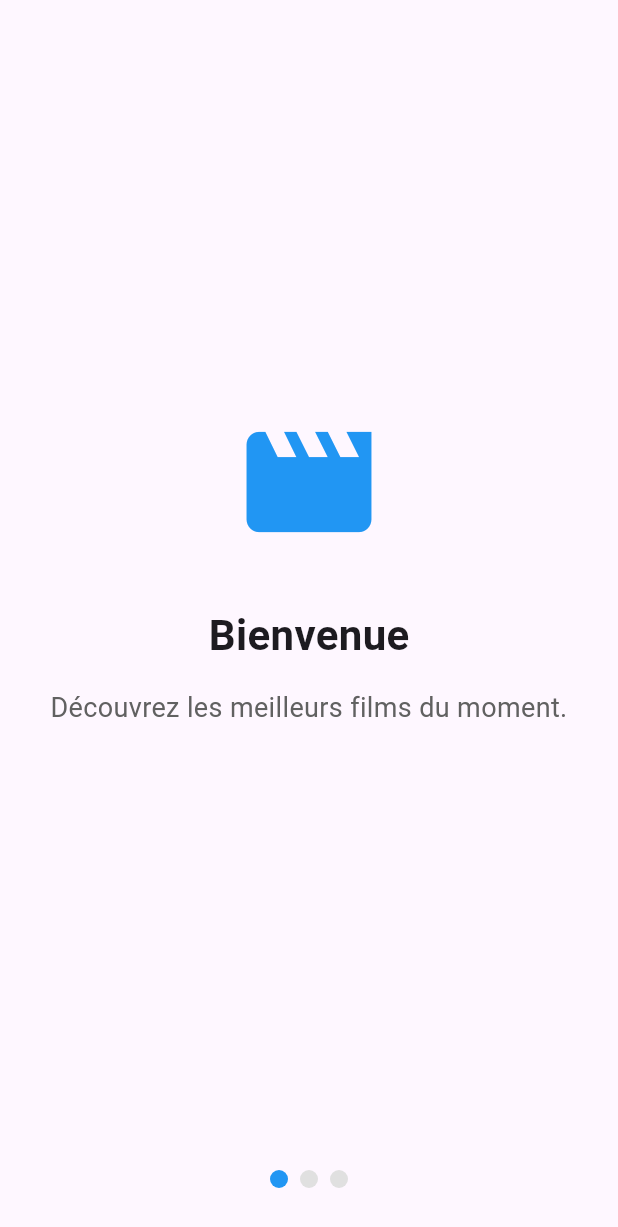
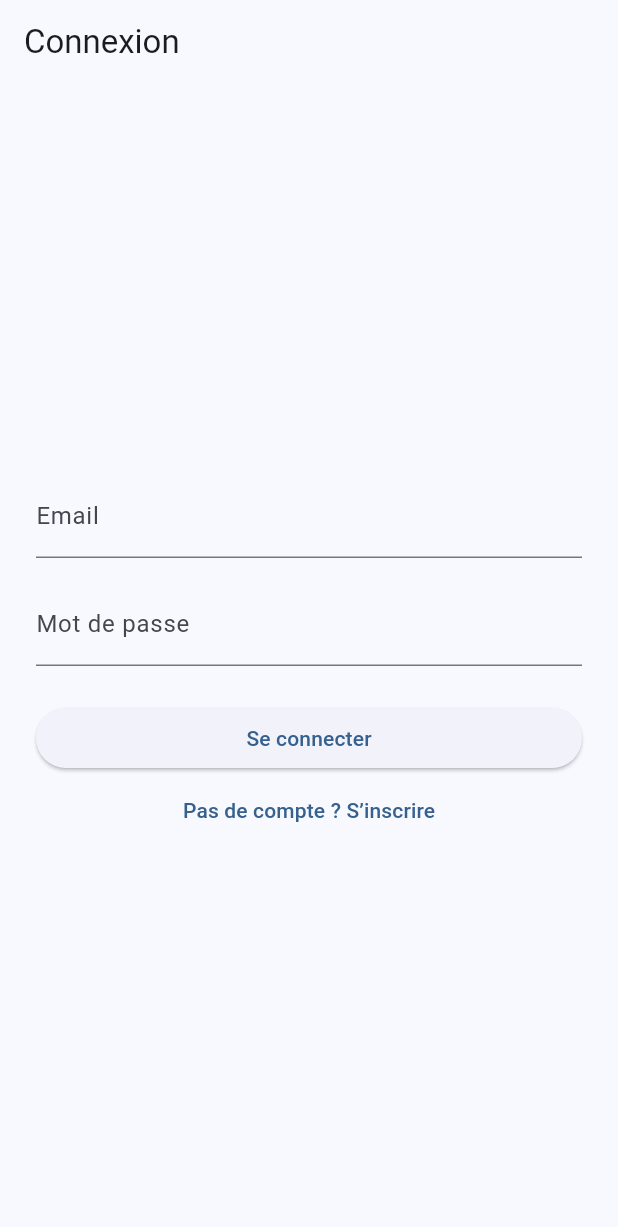
Before and after one commit to Dragapsy/movie_app, a Flutter app: the screen it shows after launch, on a phone screen of 412 x 824 dp. Shown: the top 1227 px of the screen. Run offline on Flutter 3.47's test engine with Material 3 defaults, Android fonts, the phone set to English and light mode, and no system bars; drawn by our look-alikes of smooth_page_indicator; our stand-ins replace firebase_auth, firebase_core, shared_preferences; accounts and stored records are empty; generated files the repository leaves out were written again.

Commit message:
Initialisation app, modèles, onboarding, services et écran d’auth

```diff
--- /dev/null
+++ b/lib/screens/auth_screen.dart
@@ -0,0 +1,116 @@
+import 'package:flutter/material.dart';
+import '../services/auth_service.dart';
+import 'package:firebase_auth/firebase_auth.dart';
+
+class AuthScreen extends StatefulWidget {
+  const AuthScreen({Key? key}) : super(key: key);
+
+  @override
+  State<AuthScreen> createState() => _AuthScreenState();
+}
+
+class _AuthScreenState extends State<AuthScreen> {
+  final TextEditingController _emailController = TextEditingController();
+  final TextEditingController _passwordController = TextEditingController();
+  bool _isLogin = true;
+  bool _isLoading = false;
+
+  final AuthService _authService = AuthService();
+
+  @override
+  void dispose() {
+    _emailController.dispose();
+    _passwordController.dispose();
+    super.dispose();
+  }
+
+  void _showError(String message) {
+    final messenger = ScaffoldMessenger.of(context);
+    messenger.clearSnackBars();
+    messenger.showSnackBar(
+      SnackBar(content: Text(message), backgroundColor: Colors.red),
+    );
+  }
+
+  Future<void> _submit() async {
+    setState(() {
+      _isLoading = true;
+    });
+    try {
+      final email = _emailController.text.trim();
+      final password = _passwordController.text.trim();
+      if (_isLogin) {
+        await _authService.signIn(email, password);
+      } else {
+        await _authService.signUp(email, password);
+      }
+      // Navigation à implémenter après succès
+    } on FirebaseAuthException catch (e) {
+      _showError(e.message ?? 'Erreur d’authentification');
+    } catch (e) {
+      _showError(e.toString());
+    } finally {
+      if (mounted) {
+        setState(() {
+          _isLoading = false;
+        });
+      }
+    }
+  }
+
+  @override
+  Widget build(BuildContext context) {
+    return Scaffold(
+      appBar: AppBar(
+        title: Text(_isLogin ? 'Connexion' : 'Inscription'),
+      ),
+      body: Padding(
+        padding: const EdgeInsets.all(24.0),
+        child: Column(
+          mainAxisAlignment: MainAxisAlignment.center,
+          children: [
+            TextField(
+              controller: _emailController,
+              keyboardType: TextInputType.emailAddress,
+              decoration: const InputDecoration(labelText: 'Email'),
+            ),
+            const SizedBox(height: 16),
+            TextField(
+              controller: _passwordController,
+              obscureText: true,
+              decoration: const InputDecoration(labelText: 'Mot de passe'),
+            ),
+            const SizedBox(height: 24),
+            SizedBox(
+              width: double.infinity,
+              child: ElevatedButton(
+                onPressed: _isLoading ? null : _submit,
+                child: _isLoading
+                    ? const SizedBox(
+                        height: 20,
+                        width: 20,
+                        child: CircularProgressIndicator(strokeWidth: 2),
+                      )
+                    : Text(_isLogin ? 'Se connecter' : 'S’inscrire'),
+              ),
+            ),
+            TextButton(
+              onPressed: _isLoading
+                  ? null
+                  : () {
+                      setState(() {
+                        _isLogin = !_isLogin;
+                      });
+                    },
+              child: Text(
+                _isLogin
+                    ? 'Pas de compte ? S’inscrire'
+                    : 'Déjà un compte ? Se connecter',
+              ),
+            ),
+          ],
+        ),
+      ),
+    );
+  }
+}
--- a/lib/screens/onboarding_screen.dart
+++ b/lib/screens/onboarding_screen.dart
@@ -1,5 +1,7 @@
 import 'package:flutter/material.dart';
 import 'package:smooth_page_indicator/smooth_page_indicator.dart';
+import '../services/prefs_service.dart';
+import 'package:movie_app/main.dart'; // pour AuthWrapper
 
 class OnboardingScreen extends StatefulWidget {
   const OnboardingScreen({Key? key}) : super(key: key);
@@ -58,12 +60,12 @@ class _OnboardingScreenState extends State<OnboardingScreen> {
                     mainAxisAlignment: MainAxisAlignment.center,
                     children: [
                       Icon(page['icon'], size: 100, color: Colors.blue),
-                      SizedBox(height: 32),
+                      const SizedBox(height: 32),
                       Text(
                         page['title'],
-                        style: TextStyle(fontSize: 28, fontWeight: FontWeight.bold),
+                        style: const TextStyle(fontSize: 28, fontWeight: FontWeight.bold),
                       ),
-                      SizedBox(height: 16),
+                      const SizedBox(height: 16),
                       Padding(
                         padding: const EdgeInsets.symmetric(horizontal: 32.0),
                         child: Text(
@@ -76,10 +78,16 @@ class _OnboardingScreenState extends State<OnboardingScreen> {
                         Padding(
                           padding: const EdgeInsets.only(top: 40.0),
                           child: ElevatedButton(
-                            onPressed: () {
-                              // TODO: Navigate to Auth Wrapper
+                            onPressed: () async {
+                              // Marquer onboarding vu puis naviguer
+                              await PrefsService().setOnboardingSeen();
+                              if (mounted) {
+                                Navigator.of(context).pushReplacement(
+                                  MaterialPageRoute(builder: (_) => const AuthWrapper()),
+                                );
+                              }
                             },
-                            child: Text('Commencer'),
+                            child: const Text('Commencer'),
                           ),
                         ),
                     ],
@@ -87,7 +95,7 @@ class _OnboardingScreenState extends State<OnboardingScreen> {
                 },
               ),
             ),
-            SizedBox(height: 24),
+            const SizedBox(height: 24),
             SmoothPageIndicator(
               controller: _controller,
               count: _pages.length,
@@ -98,7 +106,7 @@ class _OnboardingScreenState extends State<OnboardingScreen> {
                 dotColor: Colors.grey.shade300,
               ),
             ),
-            SizedBox(height: 32),
+            const SizedBox(height: 32),
           ],
         ),
       ),
```
Also changed, not shown: lib/main.dart (+70 -98 lines), 3 other files.
